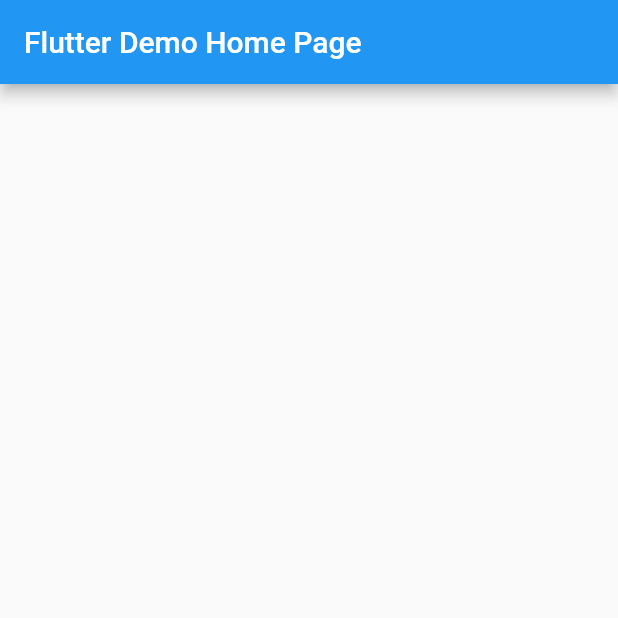
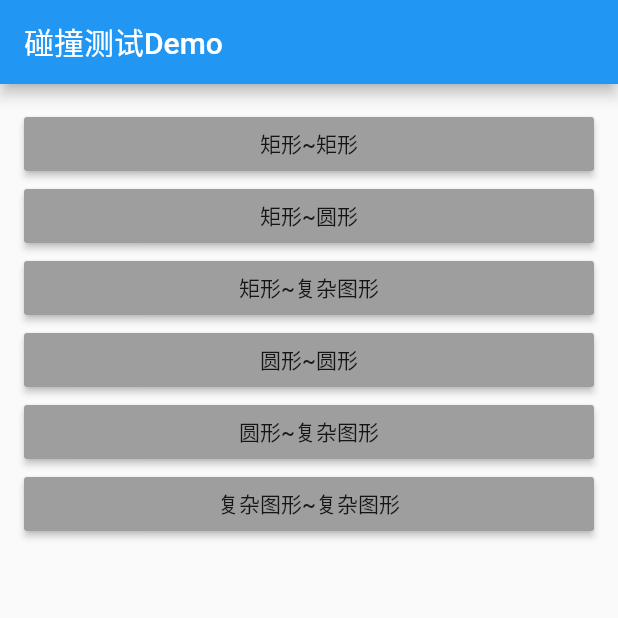
Before and after one commit to hahafather007/collision_check, a Flutter app: the screen it shows after launch, on a phone screen of 412 x 824 dp, the top half of it. Run offline on Flutter 3.47's test engine with Material 2 defaults, Android fonts, the phone set to English and light mode, and no system bars.

Commit message:
矩形和圆形demo

```diff
--- a/collision_example/lib/main.dart
+++ b/collision_example/lib/main.dart
@@ -1,3 +1,7 @@
+import 'package:collision_check/collision_check.dart';
+import 'package:collision_example/page/test_page.dart';
+import 'package:collision_example/widget/rect_view.dart';
+import 'package:collision_example/widget/circle_view.dart';
 import 'package:flutter/material.dart';
 
 void main() => runApp(MyApp());
@@ -10,7 +14,7 @@ class MyApp extends StatelessWidget {
       theme: ThemeData(
         primarySwatch: Colors.blue,
       ),
-      home: MyHomePage(title: 'Flutter Demo Home Page'),
+      home: MyHomePage(title: "碰撞测试Demo"),
     );
   }
 }
@@ -26,6 +30,71 @@ class MyHomePage extends StatelessWidget {
       appBar: AppBar(
         title: Text(title),
       ),
+      body: ListView(
+        padding: const EdgeInsets.all(16),
+        children: <Widget>[
+          _buildChooseItem(
+            context,
+            text: "矩形~矩形",
+            page: TestPage(
+              shapeA: RectView(color: Colors.blue),
+              shapeB: RectView(
+                color: Colors.orange,
+                initPosition: const CcOffset(200, 200),
+              ),
+            ),
+          ),
+          _buildChooseItem(
+            context,
+            text: "矩形~圆形",
+            page: TestPage(
+              shapeA: RectView(color: Colors.blue),
+              shapeB: CircleView(
+                color: Colors.orange,
+                initPosition: const CcOffset(200, 200),
+              ),
+            ),
+          ),
+          _buildChooseItem(
+            context,
+            text: "矩形~复杂图形",
+            page: null,
+          ),
+          _buildChooseItem(
+            context,
+            text: "圆形~圆形",
+            page: TestPage(
+              shapeA: CircleView(color: Colors.blue),
+              shapeB: CircleView(
+                color: Colors.orange,
+                initPosition: const CcOffset(200, 200),
+              ),
+            ),
+          ),
+          _buildChooseItem(
+            context,
+            text: "圆形~复杂图形",
+            page: null,
+          ),
+          _buildChooseItem(
+            context,
+            text: "复杂图形~复杂图形",
+            page: null,
+          ),
+        ],
+      ),
+    );
+  }
+
+  Widget _buildChooseItem(BuildContext context,
+      {@required String text, @required Widget page}) {
+    return MaterialButton(
+      color: Colors.grey,
+      onPressed: () {
+        Navigator.of(context)
+            .push(MaterialPageRoute(builder: (context) => page));
+      },
+      child: Text(text),
     );
   }
 }
--- a/collision_example/pubspec.yaml
+++ b/collision_example/pubspec.yaml
@@ -9,6 +9,8 @@ dependencies:
   flutter:
     sdk: flutter
   cupertino_icons: ^0.1.2
+  collision_check:
+    path: ../
 
 dev_dependencies:
   flutter_test:
--- a/lib/collision_check.dart
+++ b/lib/collision_check.dart
@@ -1,3 +1,9 @@
 library collision_check;
 
 export 'src/collision_util.dart';
+export 'src/other/offset.dart';
+export 'src/other/vector.dart';
+export 'src/shape/circle.dart';
+export 'src/shape/complex.dart';
+export 'src/shape/rect.dart';
+export 'src/shape/shape.dart';
```
Also changed, not shown: collision_example/lib/page/test_page.dart (added, +45 -0 lines), collision_example/lib/widget/base_view.dart (added, +25 -0 lines), collision_example/lib/widget/circle_view.dart (added, +53 -0 lines), collision_example/lib/widget/rect_view.dart (added, +50 -0 lines), collision_example/lib/widget/complex_view.dart (added), collision_example/pubspec.lock, 1 other file.
